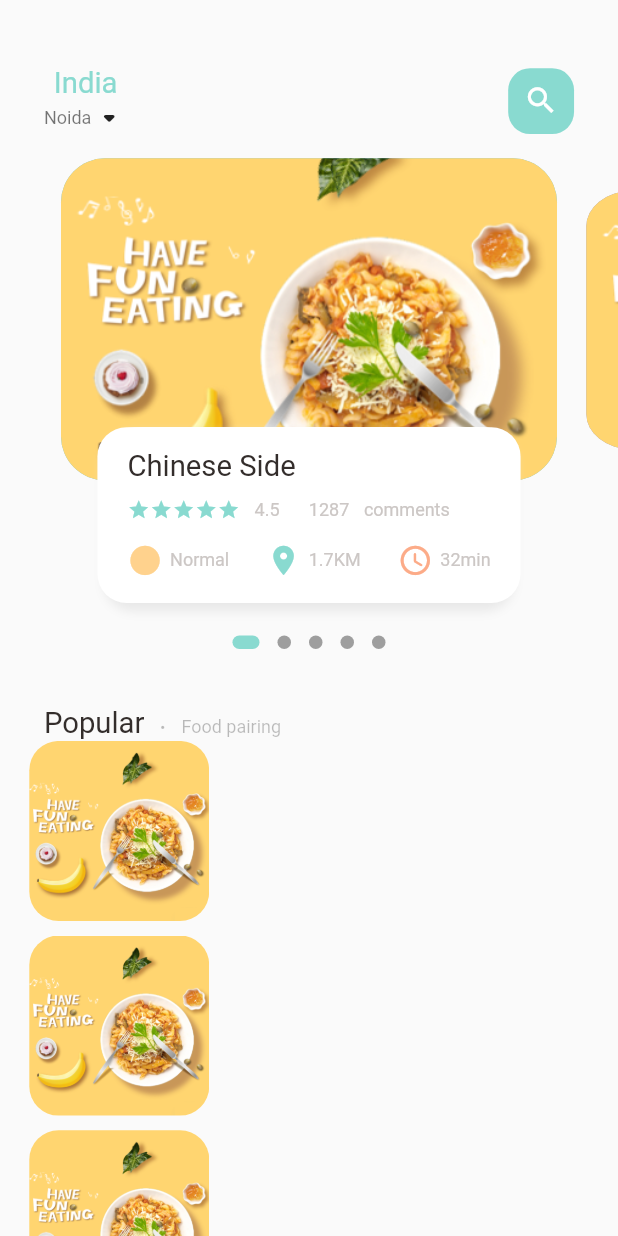
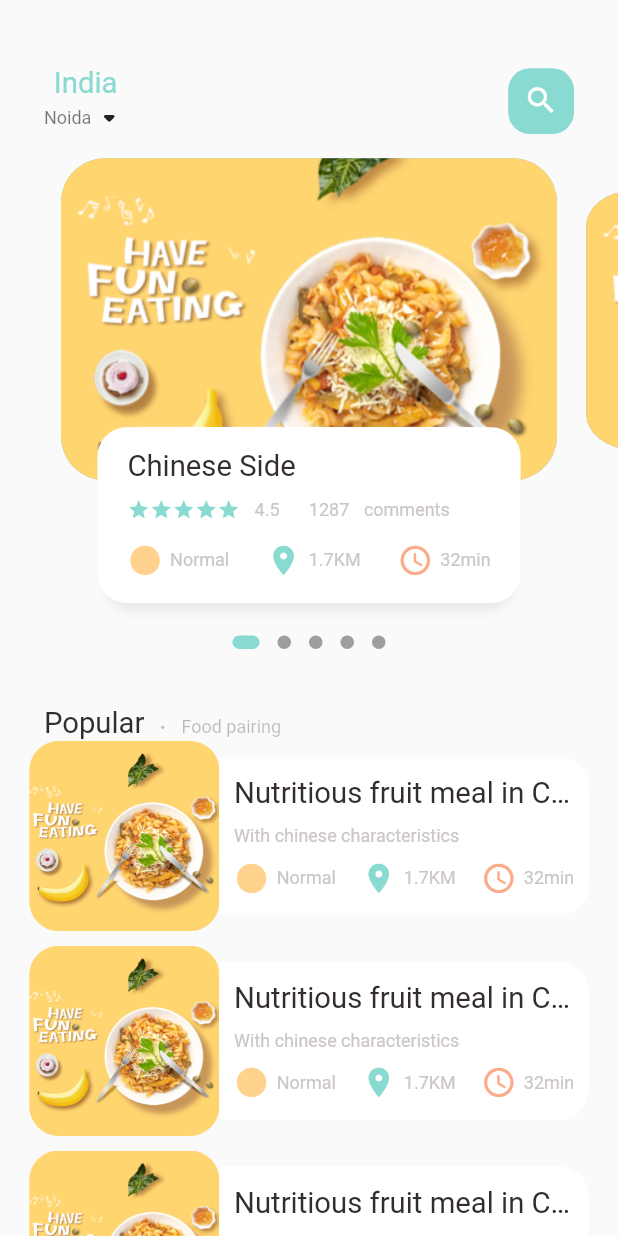
Before and after one commit to ManyuDhyani/Ecom-App, a Flutter app: the screen it shows after launch, on a phone screen of 412 x 824 dp. Run offline on Flutter 3.47's test engine with Material 2 defaults, Android fonts, the phone set to English and light mode, and no system bars; drawn by our look-alikes of dots_indicator; our stand-ins replace get.

Commit message:
Added short detail in popular section.

```diff
--- a/lib/main.dart
+++ b/lib/main.dart
@@ -1,4 +1,4 @@
-import 'package:ecom_app/home/main_food_page.dart';
+import 'package:ecom_app/pages/home/main_food_page.dart';
 import 'package:flutter/material.dart';
 import 'package:get/get.dart';
 
--- a/lib/home/food_page_body.dart
+++ b/lib/pages/home/food_page_body.dart
@@ -81,10 +81,9 @@ class _FoodPageBodyState extends State<FoodPageBody> {
           ),
         ),
         // List of food and images
-        Container(
-          height: 900,
-          child: ListView.builder(
+        ListView.builder(
             physics: NeverScrollableScrollPhysics(),
+            shrinkWrap: true,
             itemCount: 10,
             itemBuilder: (context, index) {
               return Container(
@@ -96,8 +95,8 @@ class _FoodPageBodyState extends State<FoodPageBody> {
                   children: [
                     // Image Section
                     Container(
-                        width: 120,
-                        height: 120,
+                      width: Dimensions.listViewImgSize,
+                      height: Dimensions.listViewImgSize,
                       decoration: BoxDecoration(
                         borderRadius:
                             BorderRadius.circular(Dimensions.radius20),
@@ -108,11 +107,60 @@ class _FoodPageBodyState extends State<FoodPageBody> {
                         ),
                       ),
                     ),
+                    // Text Section
+                    Expanded(
+                      child: Container(
+                        height: Dimensions.listViewTextContSize,
+                        decoration: BoxDecoration(
+                          borderRadius: BorderRadius.only(
+                              topRight: Radius.circular(Dimensions.radius20),
+                              bottomRight:
+                                  Radius.circular(Dimensions.radius20)),
+                          color: Colors.white,
+                        ),
+                        child: Padding(
+                          padding: EdgeInsets.only(
+                            left: Dimensions.width10,
+                            right: Dimensions.width10,
+                          ),
+                          child: Column(
+                            mainAxisAlignment: MainAxisAlignment.center,
+                            crossAxisAlignment: CrossAxisAlignment.start,
+                            children: [
+                              BigText(text: "Nutritious fruit meal in China"),
+                              SizedBox(height: Dimensions.height10),
+                              SmallText(text: "With chinese characteristics"),
+                              SizedBox(height: Dimensions.height10),
+                              Row(
+                                mainAxisAlignment:
+                                    MainAxisAlignment.spaceBetween,
+                                children: [
+                                  IconAndTextWidget(
+                                    icon: Icons.circle_sharp,
+                                    text: "Normal",
+                                    iconColor: AppColors.iconColor1,
+                                  ),
+                                  IconAndTextWidget(
+                                    icon: Icons.location_on,
+                                    text: "1.7KM",
+                                    iconColor: AppColors.mainColor,
+                                  ),
+                                  IconAndTextWidget(
+                                    icon: Icons.access_time_rounded,
+                                    text: "32min",
+                                    iconColor: AppColors.iconColor2,
+                                  ),
+                                ],
+                              )
+                            ],
+                          ),
+                        ),
+                      ),
+                    )
                   ],
                 ),
               );
-              }),
-        )
+            })
       ],
     );
   }
--- a/lib/home/main_food_page.dart
+++ b/lib/pages/home/main_food_page.dart
@@ -1,4 +1,4 @@
-import 'package:ecom_app/home/food_page_body.dart';
+import 'package:ecom_app/pages/home/food_page_body.dart';
 import 'package:ecom_app/utils/colors.dart';
 import 'package:ecom_app/utils/dimensions.dart';
 import 'package:ecom_app/widgets/big_text.dart';
--- a/lib/utils/dimensions.dart
+++ b/lib/utils/dimensions.dart
@@ -36,4 +36,9 @@ class Dimensions {
 
   // Icon Size
   static double iconSize24 = screenHeight / 35.17;
+
+  // List view size
+  // 390/120
+  static double listViewImgSize = screenWidth / 3.25;
+  static double listViewTextContSize = screenWidth / 3.9;
 }
```
Lines whose indentation alone changed are shown as unchanged.
